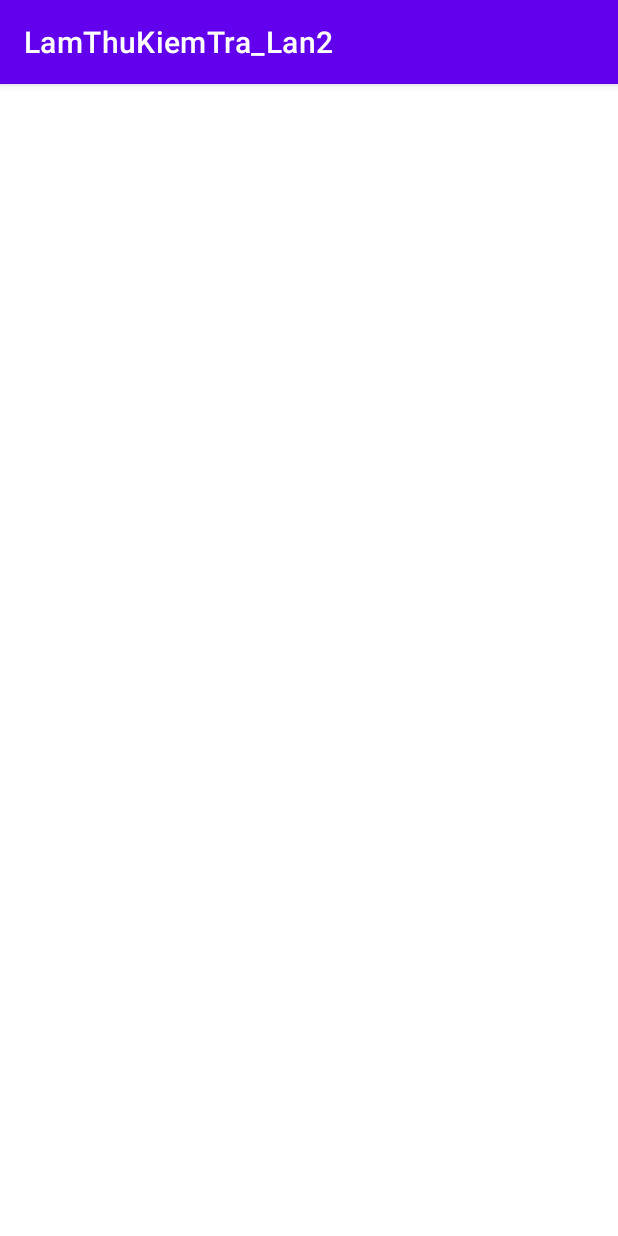
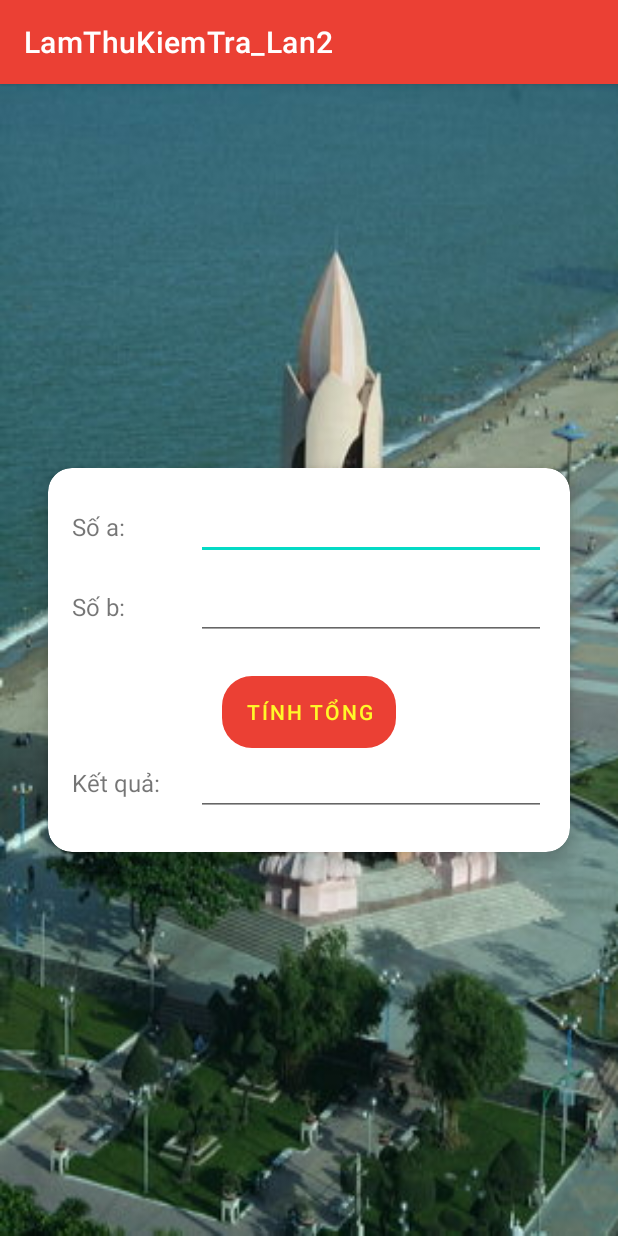
Before and after one commit to MinhQuan1808/62133209-AndroidProgramming, an Android app: the Cau1Activity screen opened directly, with no data from a screen before it, on a phone screen of 412 x 824 dp. Run offline under Robolectric (Android 15) with nearby library versions, the phone set to English and light mode, and no system bars.

Commit message:
cap nhat lan 1

```diff
--- /dev/null
+++ b/LamThuKiemTra_Lan2/app/src/main/res/drawable/bogoc.xml
@@ -0,0 +1,4 @@
+<?xml version="1.0" encoding="utf-8"?>
+<shape xmlns:android="http://schemas.android.com/apk/res/android">
+    <corners android:radius="20dp"></corners>
+</shape>
--- a/LamThuKiemTra_Lan2/app/src/main/res/layout/activity_cau1.xml
+++ b/LamThuKiemTra_Lan2/app/src/main/res/layout/activity_cau1.xml
@@ -1,9 +1,105 @@
 <?xml version="1.0" encoding="utf-8"?>
-<androidx.constraintlayout.widget.ConstraintLayout xmlns:android="http://schemas.android.com/apk/res/android"
+<LinearLayout xmlns:android="http://schemas.android.com/apk/res/android"
     xmlns:app="http://schemas.android.com/apk/res-auto"
     xmlns:tools="http://schemas.android.com/tools"
     android:layout_width="match_parent"
     android:layout_height="match_parent"
-    tools:context=".Cau1Activity">
+    android:background="@mipmap/trhu"
+    android:orientation="vertical"
+    android:gravity="center"
+    android:padding="16dp">
 
-</androidx.constraintlayout.widget.ConstraintLayout>
+    <androidx.cardview.widget.CardView
+        android:layout_width="match_parent"
+        android:layout_height="wrap_content"
+        android:layout_margin="16dp"
+        app:cardCornerRadius="16dp"
+        app:cardElevation="8dp">
+
+        <LinearLayout
+            android:layout_width="match_parent"
+            android:layout_height="wrap_content"
+            android:orientation="vertical"
+            android:padding="16dp">
+
+            <LinearLayout
+                android:layout_width="match_parent"
+                android:layout_height="wrap_content"
+                android:orientation="horizontal"
+                android:layout_marginBottom="8dp">
+
+                <TextView
+                    android:id="@+id/textView4"
+                    android:layout_width="0dp"
+                    android:layout_height="wrap_content"
+                    android:layout_weight="1"
+                    android:text="Số a:"
+                    android:textSize="16sp" />
+
+                <EditText
+                    android:id="@+id/edtA"
+                    android:layout_width="150dp"
+                    android:layout_height="wrap_content"
+                    android:layout_weight="1"
+                    android:inputType="textPersonName" />
+            </LinearLayout>
+
+            <LinearLayout
+                android:layout_width="match_parent"
+                android:layout_height="wrap_content"
+                android:orientation="horizontal"
+                android:layout_marginBottom="8dp">
+
+                <TextView
+                    android:id="@+id/textView6"
+                    android:layout_width="0dp"
+                    android:layout_height="wrap_content"
+                    android:layout_weight="1"
+                    android:text="Số b:"
+                    android:textSize="16sp" />
+
+                <EditText
+                    android:id="@+id/edtB"
+                    android:layout_width="150dp"
+                    android:layout_height="wrap_content"
+                    android:layout_weight="1"
+                    android:inputType="textPersonName" />
+            </LinearLayout>
+
+            <Button
+                android:id="@+id/btnT"
+                android:layout_width="wrap_content"
+                android:layout_height="wrap_content"
+                android:layout_marginTop="16dp"
+                android:background="@drawable/bogoc"
+                android:layout_gravity="center"
+                android:text="Tính Tổng"
+                android:textColor="@color/yellow" />
+
+            <!-- Dòng nhập Giá điện/kWh -->
+            <LinearLayout
+                android:layout_width="match_parent"
+                android:layout_height="wrap_content"
+                android:orientation="horizontal"
+                android:layout_marginBottom="8dp">
+
+                <TextView
+                    android:id="@+id/textView8"
+                    android:layout_width="0dp"
+                    android:layout_height="wrap_content"
+                    android:layout_weight="1"
+                    android:text="Kết quả:"
+                    android:textSize="16sp" />
+
+                <EditText
+                    android:id="@+id/edtKQ"
+                    android:layout_width="150dp"
+                    android:layout_height="wrap_content"
+                    android:layout_weight="1"
+                    android:inputType="textPersonName" />
+            </LinearLayout>
+
+
+        </LinearLayout>
+    </androidx.cardview.widget.CardView>
+</LinearLayout>
--- a/LamThuKiemTra_Lan2/app/src/main/res/values/colors.xml
+++ b/LamThuKiemTra_Lan2/app/src/main/res/values/colors.xml
@@ -7,4 +7,8 @@
     <color name="teal_700">#FF018786</color>
     <color name="black">#FF000000</color>
     <color name="white">#FFFFFFFF</color>
+    <color name="red">#eb4034</color>
+    <color name="green">#40eb34</color>
+    <color name="yellow">#fff829</color>
+    <color name="blue">#2977ff</color>
 </resources>
--- a/LamThuKiemTra_Lan2/app/src/main/res/values/themes.xml
+++ b/LamThuKiemTra_Lan2/app/src/main/res/values/themes.xml
@@ -2,7 +2,7 @@
     <!-- Base application theme. -->
     <style name="Theme.LamThuKiemTra_Lan2" parent="Theme.MaterialComponents.DayNight.DarkActionBar">
         <!-- Primary brand color. -->
-        <item name="colorPrimary">@color/purple_500</item>
+        <item name="colorPrimary">@color/red</item>
         <item name="colorPrimaryVariant">@color/purple_700</item>
         <item name="colorOnPrimary">@color/white</item>
         <!-- Secondary brand color. -->
```
Also changed, not shown: LamThuKiemTra_Lan2/app/src/main/res/layout/activity_main.xml (+55 -10 lines), LamThuKiemTra_Lan2/app/src/main/res/mipmap-hdpi/trhu.jpg (added).
